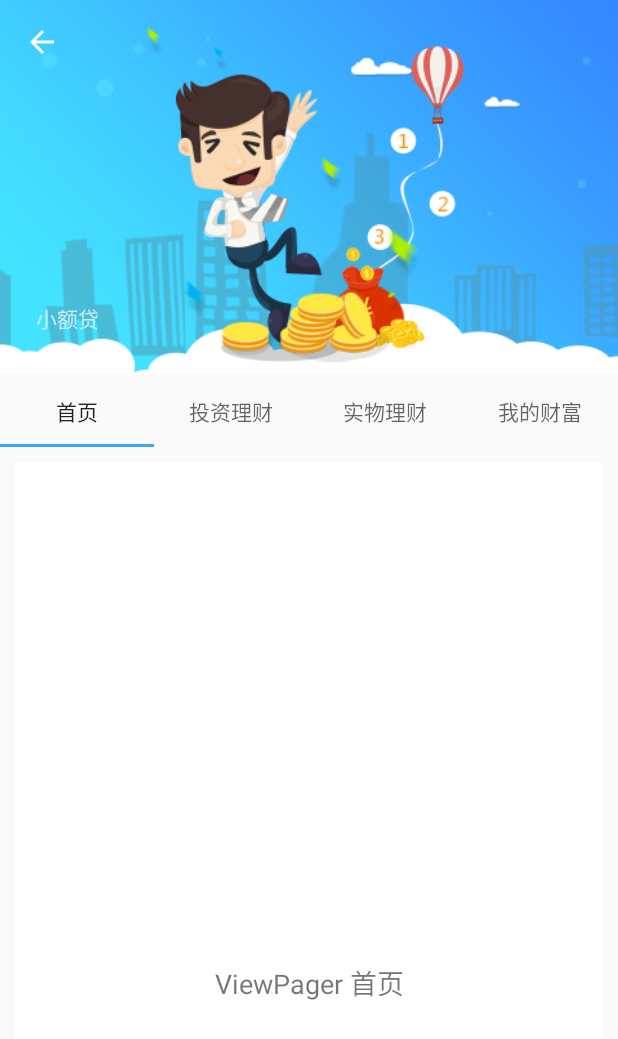
After one commit to ko-htut/PettyLoan, an Android app: the DetailActivity screen opened directly, with no data from a screen before it, on a phone screen of 412 x 824 dp. The commit adds this screen. Shown: the top 1039 px of the screen. Run offline under Robolectric (Android 15) with nearby library versions, the phone set to English and light mode, and no system bars; our stand-ins replace ButterKnife; libraries missing offline, so code that uses them is left out: rx.android.schedulers, rx.functions, rx.subjects, rx.subscriptions; pictures from the network do not load.

Commit message:
添加详情页面 ，及转场动画

```diff
--- a/app/src/main/AndroidManifest.xml
+++ b/app/src/main/AndroidManifest.xml
@@ -35,6 +35,10 @@
         <activity
             android:name=".ui.LoginActivity"
             android:windowSoftInputMode="stateAlwaysHidden"/>
+        <activity
+            android:name=".ui.DetailActivity"
+            android:screenOrientation="portrait"
+            android:theme="@style/AppTheme.TranslucentStatusBar"></activity>
 
     </application>
 
--- a/app/src/main/java/com/yixun/pettyloan/MainActivity.java
+++ b/app/src/main/java/com/yixun/pettyloan/MainActivity.java
@@ -19,13 +19,17 @@ import com.yixun.tablayout.listener.OnTabSelectListener;
 
 import java.util.ArrayList;
 
+import butterknife.BindView;
+
 /**
  * Created by zongkaili on 2017/3/21.
  */
 public class MainActivity extends BaseSupportActivity {
     private View mDecorView;
-    private ViewPager mViewPager;
-    private CommonTabLayout mTabLayout;
+    @BindView(R.id.home_vp)
+    ViewPager mViewPager;
+    @BindView(R.id.home_tablayout)
+    CommonTabLayout mTabLayout;
     private ArrayList<Fragment> mFragments = new ArrayList<>();
     private ArrayList<CustomTabEntity> mTabEntities = new ArrayList<>();
     private String[] mTitles = new String[4];
@@ -60,10 +64,8 @@ public class MainActivity extends BaseSupportActivity {
 
     public void initWidge() {
         mDecorView = getWindow().getDecorView();
-        mViewPager = ViewFindUtils.find(mDecorView, R.id.home_vp);
         mViewPager.setAdapter(new HomePagerAdapter(getSupportFragmentManager(), mFragments, mTitles));
         mViewPager.setOffscreenPageLimit(4);
-        mTabLayout = ViewFindUtils.find(mDecorView, R.id.home_tablayout);
     }
 
     private void initFragment() {
--- /dev/null
+++ b/app/src/main/java/com/yixun/pettyloan/ui/DetailActivity.java
@@ -0,0 +1,95 @@
+package com.yixun.pettyloan.ui;
+
+import android.support.design.widget.TabLayout;
+import android.support.v4.app.Fragment;
+import android.support.v4.view.ViewPager;
+import android.support.v7.widget.Toolbar;
+import android.view.View;
+import android.widget.ImageView;
+
+import com.bumptech.glide.Glide;
+import com.kelin.translucentbar.library.TranslucentBarManager;
+import com.yixun.pettyloan.R;
+import com.yixun.pettyloan.adapter.HomePagerAdapter;
+import com.yixun.pettyloan.ui.base.BaseSupportActivity;
+import com.yixun.pettyloan.ui.fragment.EntityFragment;
+import com.yixun.tablayout.listener.CustomTabEntity;
+
+import java.util.ArrayList;
+
+import butterknife.BindView;
+
+/**
+ * Created by zongkaili on 2017/8/13.
+ */
+
+public class DetailActivity extends BaseSupportActivity {
+    @BindView(R.id.rootView)
+    View rootView;
+    @BindView(R.id.ivImage)
+    ImageView mImg;
+    @BindView(R.id.sliding_tabs)
+    TabLayout mTabs;
+    @BindView(R.id.toolbar)
+    Toolbar mToolbar;
+    @BindView(R.id.viewpager)
+    ViewPager mViewPager;
+
+    private ArrayList<Fragment> mFragments = new ArrayList<>();
+    private ArrayList<CustomTabEntity> mTabEntities = new ArrayList<>();
+    private String[] mTitles = new String[4];
+
+    @Override
+    public int getLayoutResource() {
+        return R.layout.activity_detail;
+    }
+
+    @Override
+    public void initPresenter() {
+
+    }
+
+    @Override
+    public void initView() {
+        String img = getIntent().getStringExtra("img");
+        Glide.with(this)
+                .load(R.drawable.pic_banner1)
+                .centerCrop()
+                .into(mImg);
+        TranslucentBarManager translucentBarManager = new TranslucentBarManager(this);
+        translucentBarManager.translucent(this, R.color.text_blue);
+        initToolBar();
+        bindTabVp();
+    }
+
+    private void initToolBar() {
+        setSupportActionBar(mToolbar);
+        getSupportActionBar().setDisplayShowTitleEnabled(true);
+        getSupportActionBar().setHomeButtonEnabled(true);
+        getSupportActionBar().setDisplayHomeAsUpEnabled(true);
+        mToolbar.setNavigationOnClickListener(new View.OnClickListener() {
+            @Override
+            public void onClick(View v) {
+                onBackPressed();
+            }
+        });
+    }
+
+    private void bindTabVp() {
+        setupViewPager();
+        for (int i = 0; i < mFragments.size(); i++) {
+            mTabs.addTab(mTabs.newTab().setText(mViewPager.getAdapter().getPageTitle(i)));
+        }
+        mTabs.setupWithViewPager(mViewPager);
+    }
+
+    private void setupViewPager() {
+        mTitles = getResources().getStringArray(R.array.tab_home_titles);
+        mFragments.add(EntityFragment.getInstance("ViewPager " + mTitles[0]));
+        mFragments.add(EntityFragment.getInstance("ViewPager " + mTitles[1]));
+        mFragments.add(EntityFragment.getInstance("ViewPager " + mTitles[2]));
+        mFragments.add(EntityFragment.getInstance("ViewPager " + mTitles[3]));
+        HomePagerAdapter adapter = new HomePagerAdapter(getSupportFragmentManager(), mFragments, mTitles);
+        mViewPager.setAdapter(adapter);
+    }
+}
--- a/app/src/main/java/com/yixun/pettyloan/ui/SplashActivity.java
+++ b/app/src/main/java/com/yixun/pettyloan/ui/SplashActivity.java
@@ -71,14 +71,14 @@ public class SplashActivity extends BaseActivity {
 
     @Override
     protected void onStop() {
-        super.onPause();
+        super.onStop();
         mHandler.removeMessages(UPDATE_COUNTDOWN);
     }
 
     @OnClick(R.id.rl_splash_start)
     public void start() {
 //        if (PreferenceUtil.getBoolean(AppConfig.PREFERENCE_SHOW_SPLASH, false))
-        startActivity(new Intent(SplashActivity.this, LoginActivity.class));
+        startActivity(new Intent(SplashActivity.this, MainActivity.class));
 //                else
 //                    startActivity(new Intent(SplashActivity.this, GuidePictureActivity.class));
         finish();
--- a/app/src/main/java/com/yixun/pettyloan/ui/fragment/HomeFragment.java
+++ b/app/src/main/java/com/yixun/pettyloan/ui/fragment/HomeFragment.java
@@ -1,8 +1,11 @@
 package com.yixun.pettyloan.ui.fragment;
 
 import android.content.Context;
+import android.content.Intent;
 import android.os.Bundle;
 import android.support.annotation.Nullable;
+import android.support.v4.app.ActivityCompat;
+import android.support.v4.app.ActivityOptionsCompat;
 import android.support.v7.app.AppCompatActivity;
 import android.support.v7.widget.RecyclerView;
 import android.support.v7.widget.Toolbar;
@@ -23,8 +26,10 @@ import com.yixun.pettyloan.entity.Feature;
 import com.yixun.pettyloan.entity.FeatureItemViewBinder;
 import com.yixun.pettyloan.entity.ProductItemViewBinder;
 import com.yixun.pettyloan.mode.GoodsMode;
+import com.yixun.pettyloan.ui.DetailActivity;
 import com.yixun.pettyloan.ui.base.BaseSupportFragment;
 import com.youth.banner.Banner;
+import com.youth.banner.listener.OnBannerListener;
 import com.youth.banner.loader.ImageLoaderInterface;
 
 import java.util.ArrayList;
@@ -119,7 +124,7 @@ public class HomeFragment extends BaseSupportFragment {
     }
 
     private void bindBanner() {
-        List<Object> urlList = new ArrayList<>();
+        final List<Object> urlList = new ArrayList<>();
         urlList.add(R.drawable.pic_banner1);
         urlList.add(R.drawable.pic_banner2);
         mTopBanner.setImageLoader(new ImageLoaderInterface() {
@@ -134,9 +139,21 @@ public class HomeFragment extends BaseSupportFragment {
 
             @Override
             public View createImageView(Context context) {
-                return new ImageView(context);
+                ImageView imageView = new ImageView(context);
+                imageView.setTransitionName(getString(R.string.transition_banner));
+                return imageView;
             }
         });
         mTopBanner.setImages(urlList).start();
+        mTopBanner.setOnBannerListener(new OnBannerListener() {
+            @Override
+            public void OnBannerClick(int position) {
+                Intent intent = new Intent(getActivity(), DetailActivity.class);
+                intent.putExtra("img", String.valueOf(urlList.get(position)));
+                ActivityOptionsCompat options = ActivityOptionsCompat.makeSceneTransitionAnimation(getActivity(),
+                        mTopBanner,getString(R.string.transition_banner));
+                ActivityCompat.startActivity(getActivity(), intent, options.toBundle());
+            }
+        });
     }
 }
--- a/app/src/main/java/com/yixun/pettyloan/ui/fragment/LoginFragment.java
+++ b/app/src/main/java/com/yixun/pettyloan/ui/fragment/LoginFragment.java
@@ -14,6 +14,7 @@ import android.widget.Button;
 import android.widget.EditText;
 
 import com.yixun.pettyloan.R;
+import com.yixun.pettyloan.ui.LoginActivity;
 import com.yixun.pettyloan.ui.base.BaseSupportFragment;
 
 import butterknife.BindView;
@@ -72,8 +73,8 @@ public class LoginFragment extends BaseSupportFragment {
         toolbar.setNavigationOnClickListener(new View.OnClickListener() {
             @Override
             public void onClick(View v) {
+                ((LoginActivity)getActivity()).finish();
                 pop();
-                getActivity().finish();
             }
         });
         toolbar.setOnMenuItemClickListener(new Toolbar.OnMenuItemClickListener() {
--- a/app/src/main/java/com/yixun/pettyloan/ui/fragment/MineFragment.java
+++ b/app/src/main/java/com/yixun/pettyloan/ui/fragment/MineFragment.java
@@ -1,5 +1,6 @@
 package com.yixun.pettyloan.ui.fragment;
 
+import android.content.Intent;
 import android.os.SystemClock;
 import android.support.v4.widget.SwipeRefreshLayout;
 import android.support.v7.widget.Toolbar;
@@ -9,6 +10,7 @@ import android.widget.Toast;
 
 import com.kelin.translucentbar.library.TranslucentBarManager;
 import com.yixun.pettyloan.R;
+import com.yixun.pettyloan.ui.LoginActivity;
 import com.yixun.pettyloan.ui.base.BaseSupportFragment;
 
 import butterknife.BindView;
@@ -61,7 +63,7 @@ public class MineFragment extends BaseSupportFragment {
         mToolbar.setNavigationOnClickListener(new View.OnClickListener() {
             @Override
             public void onClick(View v) {
-                Toast.makeText(getContext(), "功能开发中...", Toast.LENGTH_SHORT).show();
+                startActivity(new Intent(context, LoginActivity.class));
             }
         });
         mToolbar.setOnMenuItemClickListener(new Toolbar.OnMenuItemClickListener() {
--- /dev/null
+++ b/app/src/main/res/layout/activity_detail.xml
@@ -0,0 +1,68 @@
+<?xml version="1.0" encoding="utf-8"?>
+<android.support.design.widget.CoordinatorLayout xmlns:android="http://schemas.android.com/apk/res/android"
+                                                 xmlns:app="http://schemas.android.com/apk/res-auto"
+                                                 android:id="@+id/rootView"
+                                                 android:layout_width="match_parent"
+                                                 android:layout_height="match_parent"
+                                                 android:fitsSystemWindows="true">
+
+
+    <android.support.design.widget.AppBarLayout
+        android:layout_width="match_parent"
+        android:layout_height="250dp"
+        android:fitsSystemWindows="true"
+        android:theme="@style/AppTheme.AppBarOverlay">
+
+        <android.support.design.widget.CollapsingToolbarLayout
+            android:id="@+id/collapsing_toolbar"
+            android:layout_width="match_parent"
+            android:layout_height="match_parent"
+            android:fitsSystemWindows="true"
+            app:collapsedTitleTextAppearance="@style/TextAppearance.AppCompat.Medium"
+            app:contentScrim="?attr/colorPrimary"
+            app:expandedTitleMarginEnd="24dp"
+            app:expandedTitleMarginStart="24dp"
+            app:expandedTitleTextAppearance="@style/TextAppearance.AppCompat.Small"
+            app:layout_scrollFlags="scroll|exitUntilCollapsed">
+
+            <ImageView
+                android:id="@+id/ivImage"
+                android:layout_width="match_parent"
+                android:layout_height="match_parent"
+                android:fitsSystemWindows="true"
+                android:scaleType="centerCrop"
+                android:src="@drawable/pic_banner1"
+                android:transitionName="@string/transition_banner"
+                app:layout_collapseMode="parallax"
+                app:layout_collapseParallaxMultiplier="0.7"/>
+
+            <android.support.v7.widget.Toolbar
+                android:id="@+id/toolbar"
+                android:layout_width="match_parent"
+                android:layout_height="?attr/actionBarSize"
+                android:navigationIcon="@drawable/icon_back"
+                app:layout_collapseMode="pin"
+                app:popupTheme="@style/AppTheme.PopupOverlay"/>
+        </android.support.design.widget.CollapsingToolbarLayout>
+    </android.support.design.widget.AppBarLayout>
+
+    <LinearLayout
+        android:layout_width="match_parent"
+        android:layout_height="match_parent"
+        android:orientation="vertical"
+        app:layout_behavior="@string/appbar_scrolling_view_behavior">
+
+        <android.support.design.widget.TabLayout
+            android:id="@+id/sliding_tabs"
+            android:layout_width="match_parent"
+            android:layout_height="wrap_content"
+            app:tabGravity="fill"
+            app:tabMode="fixed"/>
+
+        <android.support.v4.view.ViewPager
+            android:id="@+id/viewpager"
+            android:layout_width="match_parent"
+            android:layout_height="match_parent"/>
+    </LinearLayout>
+
+</android.support.design.widget.CoordinatorLayout>
--- a/app/src/main/res/layout/fragment_home.xml
+++ b/app/src/main/res/layout/fragment_home.xml
@@ -29,7 +29,7 @@
                 android:layout_width="match_parent"
                 android:layout_height="match_parent"
                 android:fitsSystemWindows="true"
-                android:transitionName="@string/transition_photos"
+                android:transitionName="@string/transition_banner"
                 app:layout_collapseMode="parallax"
                 app:layout_collapseParallaxMultiplier="0.7"
                 tools:targetApi="lollipop" />
@@ -40,7 +40,7 @@
                 android:layout_height="?attr/actionBarSize"
                 android:layout_marginTop="5dp"
                 app:layout_collapseMode="pin"
-                app:popupTheme="@style/ThemeOverlay.AppCompat.Light">
+                app:popupTheme="@style/AppTheme.PopupOverlay">
 
             </android.support.v7.widget.Toolbar>
 
--- a/app/src/main/res/layout/fragment_mine.xml
+++ b/app/src/main/res/layout/fragment_mine.xml
@@ -15,11 +15,11 @@
             android:id="@+id/toolbar_layout"
             android:layout_width="match_parent"
             android:layout_height="match_parent"
+            app:collapsedTitleGravity="center"
+            app:collapsedTitleTextAppearance="@style/TextAppearance.AppCompat.Medium"
             app:contentScrim="?attr/colorPrimary"
-            app:collapsedTitleGravity="center"
             app:expandedTitleMarginEnd="24dp"
             app:expandedTitleMarginStart="24dp"
-            app:collapsedTitleTextAppearance="@style/TextAppearance.AppCompat.Medium"
             app:expandedTitleTextAppearance="@style/TextAppearance.AppCompat.Small"
             app:layout_scrollFlags="scroll|exitUntilCollapsed">
 
@@ -34,7 +34,7 @@
                     android:background="@drawable/bg_graddient_blue"
                     android:fitsSystemWindows="true"
                     android:scaleType="centerCrop"
-                    android:transitionName="@string/transition_photos"
+                    android:transitionName="@string/transition_banner"
                     app:layout_collapseMode="parallax"
                     app:layout_collapseParallaxMultiplier="0.7"
                     tools:targetApi="lollipop"/>
@@ -281,4 +281,5 @@
             </LinearLayout>
         </android.support.v4.widget.NestedScrollView>
     </android.support.v4.widget.SwipeRefreshLayout>
+
 </android.support.design.widget.CoordinatorLayout>
--- a/app/src/main/res/values/strings.xml
+++ b/app/src/main/res/values/strings.xml
@@ -76,6 +76,6 @@
     </string>
 
     <!-- 共享过度动画 -->
-    <string name="transition_photos">transition_animation_news_photos</string>
+    <string name="transition_banner">transition_animation_banner</string>
 
 </resources>
```
